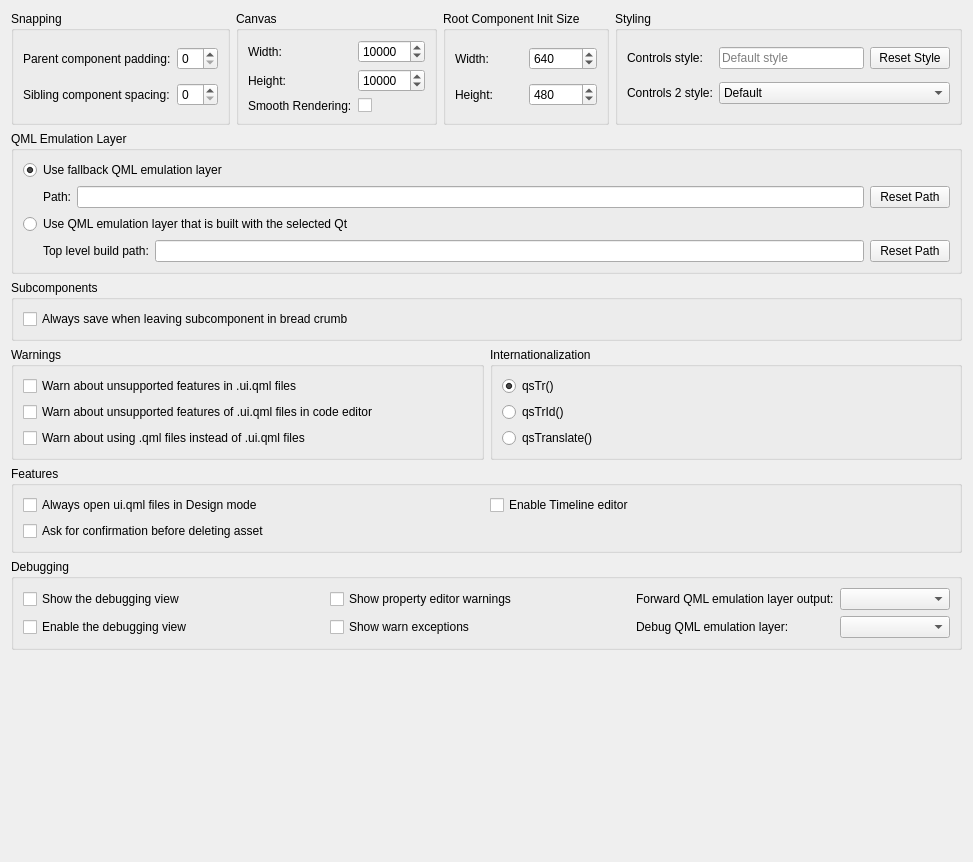
Before: the Qt Designer form src/plugins/qmldesigner/settingspage.ui in qt-creator/qt-creator, drawn with Qt 5.
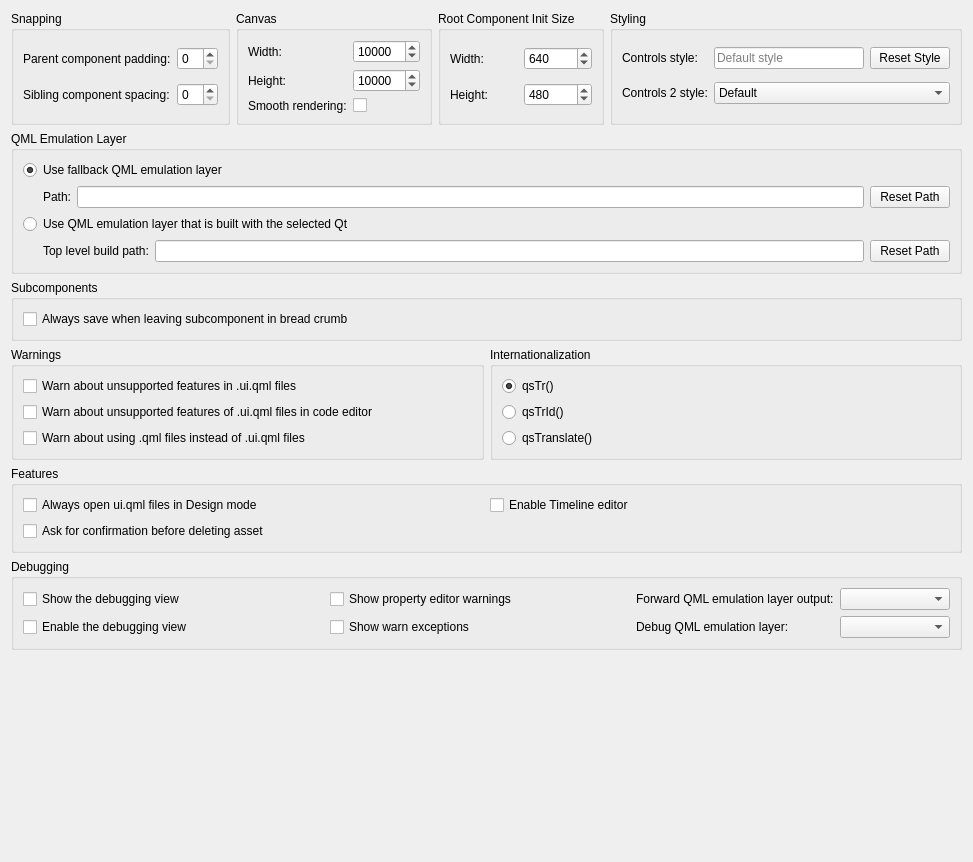
After: the same form once the commit is applied. Custom widgets are drawn as their Qt base class.

Commit message:
Qt Quick Designer: Fix references to changed view names in UI text
- Form Editor > 2D
- 3D Editor > 3D
- Text Editor > Code

Task-number: QTCREATORBUG-28334

Patch:
```diff
--- a/src/plugins/qmldesigner/settingspage.ui
+++ b/src/plugins/qmldesigner/settingspage.ui
@@ -112,7 +112,7 @@
         <item row="2" column="0">
          <widget class="QLabel" name="smoothRenderingLabel">
           <property name="text">
-           <string>Smooth Rendering:</string>
+           <string>Smooth rendering:</string>
           </property>
          </widget>
         </item>
```
Left out of the diff: 2 changed lines with no effect on the pictures. The commit also changes 5 other files.
